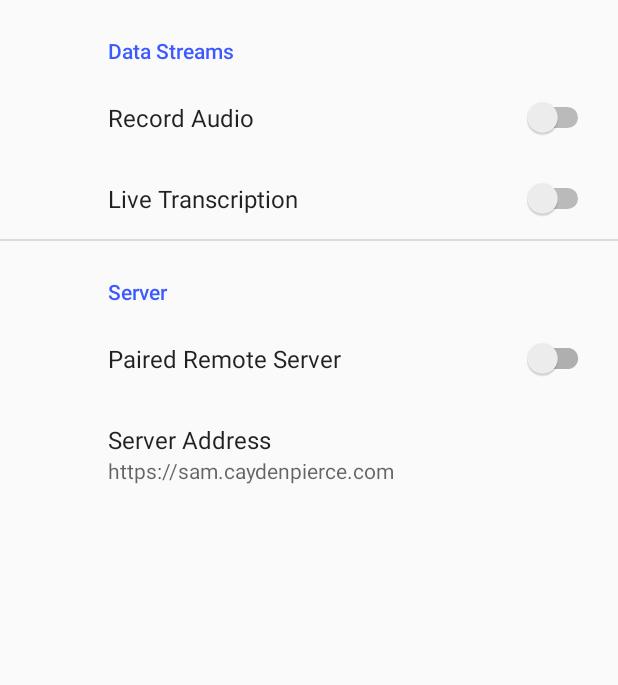
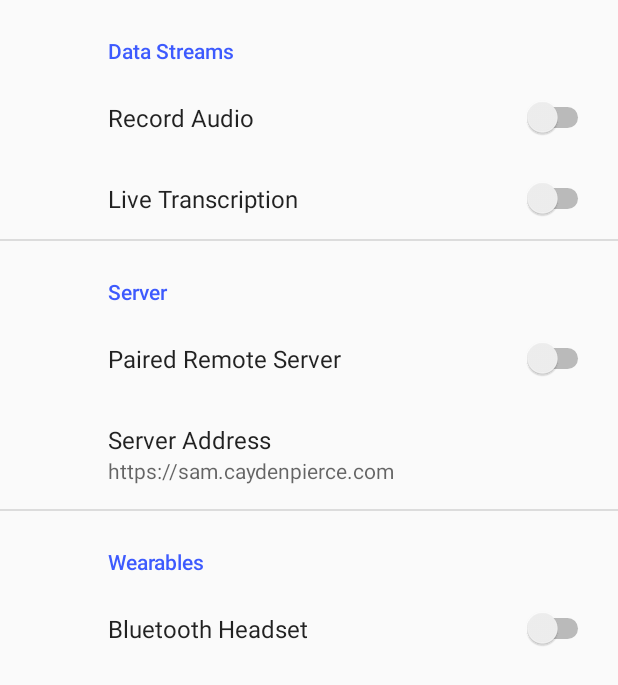
Before and after one commit to stairs1/memory-expansion-tools, an Android app: the SettingsActivity screen opened directly, with no data from a screen before it, on a phone screen of 412 x 824 dp. Shown: the top 685 px of the screen. Run offline under Robolectric (Android 15) with nearby library versions, the phone set to English and light mode, and no system bars; our stand-ins replace androidx.preference.

Commit message:
bluetooth headset support

```diff
--- a/JetpackSAM/app/src/main/AndroidManifest.xml
+++ b/JetpackSAM/app/src/main/AndroidManifest.xml
@@ -8,6 +8,7 @@
     <uses-permission android:name="android.permission.FOREGROUND_SERVICE" />
     <uses-permission android:name="android.permission.READ_EXTERNAL_STORAGE" />
     <uses-permission android:name="android.permission.WRITE_EXTERNAL_STORAGE" />
+    <uses-permission android:name="android.permission.BLUETOOTH" />
 
     <application
         android:allowBackup="true"
--- a/JetpackSAM/app/src/main/java/com/example/jetpacksam/SettingsActivity.java
+++ b/JetpackSAM/app/src/main/java/com/example/jetpacksam/SettingsActivity.java
@@ -36,6 +36,11 @@ public class SettingsActivity extends AppCompatActivity {
             Log.d(LOG_TAG, "create prefs");
             createRecordAudioSwitchListener(findPreference("record_audio"));
             createTranscriptionSwitchListener(findPreference("transcribe"));
+            SwitchPreference bluetoothHeadsetSwitch = findPreference("bluetooth_headset");
+            createBluetoothHeadsetSwitchListener(bluetoothHeadsetSwitch);
+            BluetoothHeadsetManager.noHeadsetsCallback = (() -> {
+                bluetoothHeadsetSwitch.setChecked(false);
+            });
         }
 
         private void createRecordAudioSwitchListener(SwitchPreference audioSwitch){
@@ -76,5 +81,26 @@ public class SettingsActivity extends AppCompatActivity {
             }
 
         }
+
+
+        private void createBluetoothHeadsetSwitchListener(SwitchPreference bluetoothHeadsetSwitch){
+            if (bluetoothHeadsetSwitch != null){
+                Context context = getContext();
+                bluetoothHeadsetSwitch.setOnPreferenceChangeListener((preference, newValue) -> {
+                    if(newValue.toString().equals("true")){
+                        if(BluetoothHeadsetManager.connectHeadset(context.getApplicationContext())){
+                            Log.d(LOG_TAG, "bluetooth headset connection turned on");
+                        }
+                    }
+                    else if(newValue.toString().equals("false")){
+                        Log.d(LOG_TAG, "bluetooth headset connection turned off");
+                        BluetoothHeadsetManager.disconnectHeadset();
+
+                        //TODO headset may still be used after this is turned off.
+                    }
+                    return true;
+                });
+            }
+        }
     }
 }
--- a/JetpackSAM/app/src/main/java/com/example/jetpacksam/TranscribeIntentService.java
+++ b/JetpackSAM/app/src/main/java/com/example/jetpacksam/TranscribeIntentService.java
@@ -66,6 +66,7 @@ public class TranscribeIntentService extends IntentService {
         stopTranscription();
         super.onDestroy();
     }
+
 
     private void setupTranscription(){
         if(!transcription_on){
--- a/JetpackSAM/app/src/main/res/values/strings.xml
+++ b/JetpackSAM/app/src/main/res/values/strings.xml
@@ -12,6 +12,7 @@
     <!-- Preference Titles -->
     <string name="data_streams_header">Data Streams</string>
     <string name="server_header">Server</string>
+    <string name="wearable_devices_header">Wearables</string>
 
     <!-- Data Stream Preferences -->
     <string name="record_audio">Record Audio</string>
@@ -21,4 +22,8 @@
     <string name="sync_title">Paired Remote Server</string>
     <string name="server_address">Server Address</string>
     <string name="default_server_address">https://sam.caydenpierce.com</string>
+
+    <!-- Wearables Preferences -->
+    <string name="bluetooth_headset">Bluetooth Headset</string>
+
 </resources>
--- a/JetpackSAM/app/src/main/res/xml/root_preferences.xml
+++ b/JetpackSAM/app/src/main/res/xml/root_preferences.xml
@@ -14,7 +14,7 @@
 
     <PreferenceCategory app:title="@string/server_header">
 
-        <SwitchPreferenceCompat
+        <SwitchPreference
             app:key="sync"
             app:title="@string/sync_title" />
 
@@ -27,4 +27,13 @@
 
     </PreferenceCategory>
 
+    <PreferenceCategory app:title="@string/wearable_devices_header">
+
+        <SwitchPreference
+            app:key="bluetooth_headset"
+            app:title="@string/bluetooth_headset"/>
+
+    </PreferenceCategory>
+
+
 </PreferenceScreen>
```
Also changed, not shown: JetpackSAM/app/src/main/java/com/example/jetpacksam/BluetoothHeadsetManager.java (added, +89 -0 lines).
